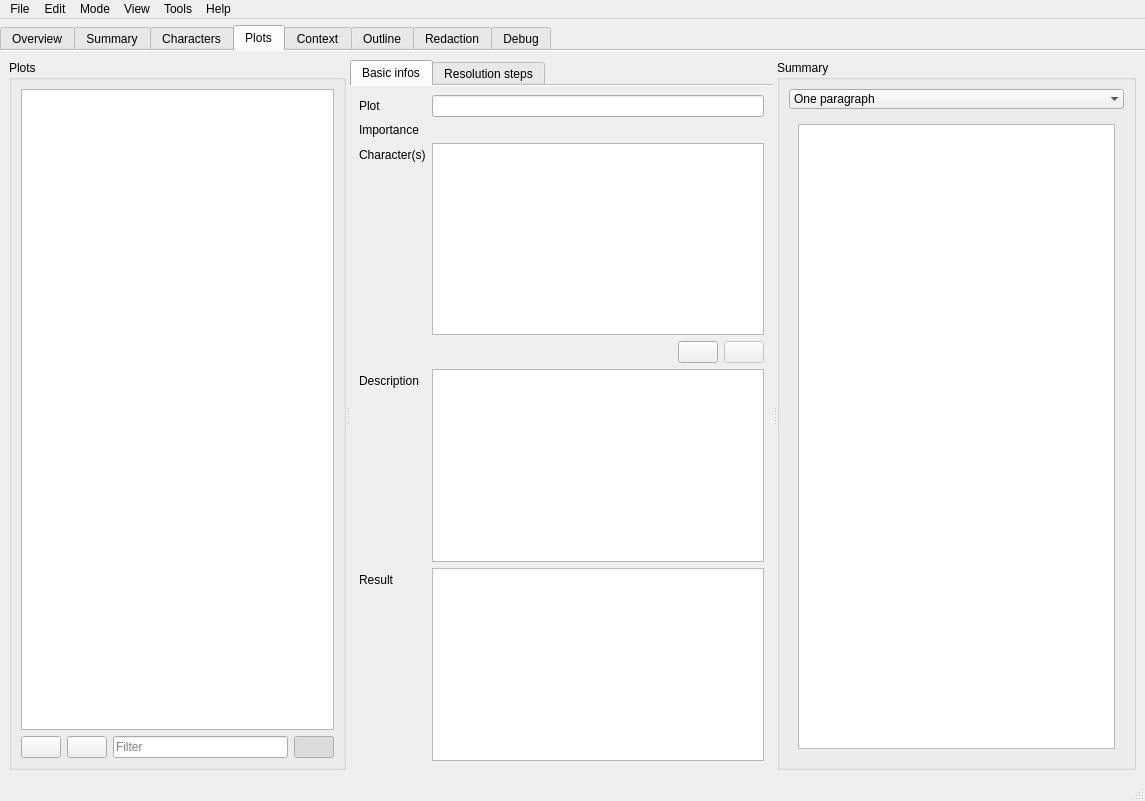
This is src/ui/mainWindow.ui in olivierkes/manuskript as Qt 5 draws it before an edit. The edited form follows.
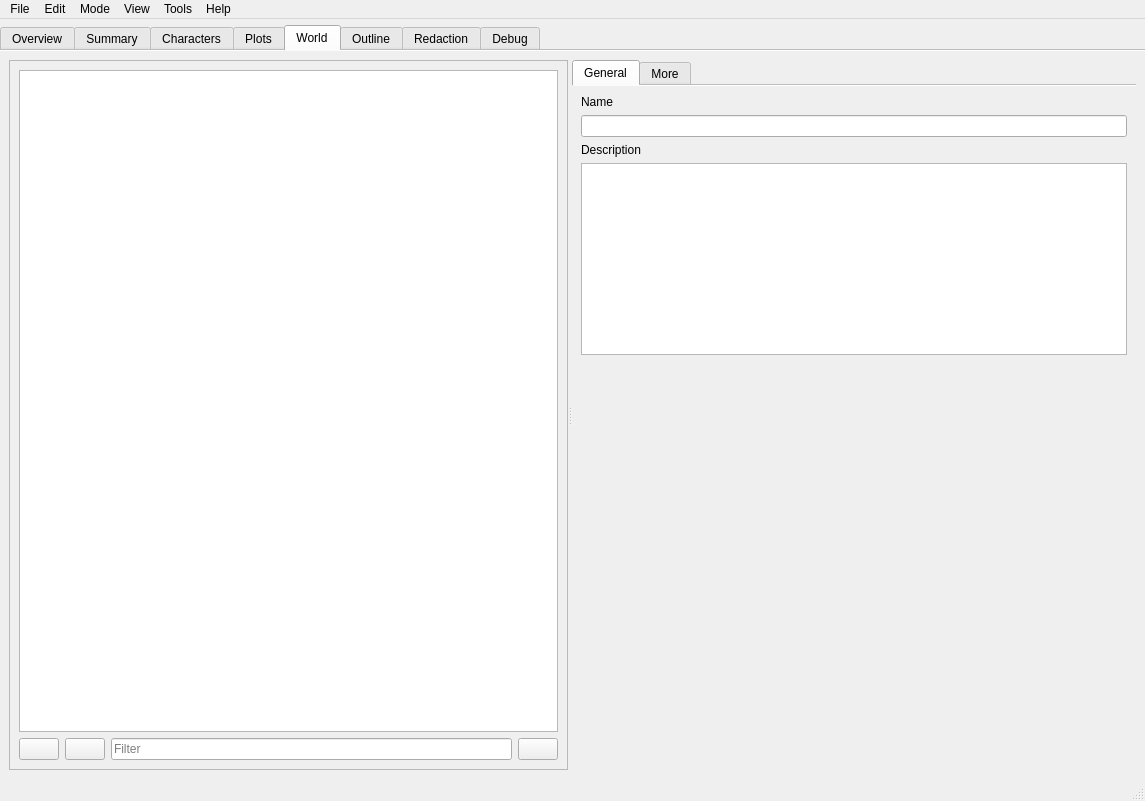
This is the edited form. The open tabs and pages were chosen to show the change. Icons and pictures are not drawn. Custom widgets are drawn as their Qt base class.

Commit message: World building and references improvements

Patch:
```diff
--- a/src/ui/mainWindow.ui
+++ b/src/ui/mainWindow.ui
@@ -109,7 +109,7 @@
         <item>
          <widget class="QTabWidget" name="tabMain">
           <property name="currentIndex">
-           <number>3</number>
+           <number>4</number>
           </property>
           <property name="documentMode">
            <bool>true</bool>
@@ -1367,10 +1367,168 @@
             </item>
            </layout>
           </widget>
-          <widget class="QWidget" name="tab_5">
+          <widget class="QWidget" name="lytTabContext">
            <attribute name="title">
-            <string>Context</string>
+            <string>World</string>
            </attribute>
+           <layout class="QVBoxLayout" name="verticalLayout_33">
+            <item>
+             <widget class="QSplitter" name="splitterWorld">
+              <property name="orientation">
+               <enum>Qt::Horizontal</enum>
+              </property>
+              <widget class="QFrame" name="frame_3">
+               <property name="frameShape">
+                <enum>QFrame::StyledPanel</enum>
+               </property>
+               <layout class="QVBoxLayout" name="verticalLayout_32">
+                <item>
+                 <widget class="QTreeView" name="treeWorld">
+                  <property name="editTriggers">
+                   <set>QAbstractItemView::EditKeyPressed</set>
+                  </property>
+                  <property name="selectionMode">
+                   <enum>QAbstractItemView::ExtendedSelection</enum>
+                  </property>
+                  <property name="indentation">
+                   <number>15</number>
+                  </property>
+                  <property name="rootIsDecorated">
+                   <bool>false</bool>
+                  </property>
+                  <attribute name="headerVisible">
+                   <bool>false</bool>
+                  </attribute>
+                  <attribute name="headerDefaultSectionSize">
+                   <number>0</number>
+                  </attribute>
+                 </widget>
+                </item>
+                <item>
+                 <layout class="QHBoxLayout" name="horizontalLayout_19">
+                  <item>
+                   <widget class="QPushButton" name="btnAddWorld">
+                    <property name="text">
+                     <string/>
+                    </property>
+                    <property name="icon">
+                     <iconset theme="list-add">
+                      <normaloff>../../../../../../../.designer/backup</normaloff>../../../../../../../.designer/backup</iconset>
+                    </property>
+                   </widget>
+                  </item>
+                  <item>
+                   <widget class="QPushButton" name="btnRmWorld">
+                    <property name="text">
+                     <string/>
+                    </property>
+                    <property name="icon">
+                     <iconset theme="list-remove">
+                      <normaloff>../../../../../../../.designer/backup</normaloff>../../../../../../../.designer/backup</iconset>
+                    </property>
+                   </widget>
+                  </item>
+                  <item>
+                   <widget class="QLineEdit" name="txtWorldFilter">
+                    <property name="placeholderText">
+                     <string>Filter</string>
+                    </property>
+                    <property name="clearButtonEnabled" stdset="0">
+                     <bool>true</bool>
+                    </property>
+                   </widget>
+                  </item>
+                  <item>
+                   <widget class="QPushButton" name="btnWorldEmptyData">
+                    <property name="toolTip">
+                     <string>Populates with empty data</string>
+                    </property>
+                    <property name="statusTip">
+                     <string>Populates with empty data</string>
+                    </property>
+                    <property name="text">
+                     <string/>
+                    </property>
+                    <property name="icon">
+                     <iconset theme="emblem-favorite"/>
+                    </property>
+                   </widget>
+                  </item>
+                 </layout>
+                </item>
+               </layout>
+              </widget>
+              <widget class="QTabWidget" name="tabWorld">
+               <property name="currentIndex">
+                <number>0</number>
+               </property>
+               <property name="documentMode">
+                <bool>true</bool>
+               </property>
+               <widget class="QWidget" name="tab_3">
+                <attribute name="title">
+                 <string>General</string>
+                </attribute>
+                <layout class="QFormLayout" name="formLayout_6">
+                 <property name="rowWrapPolicy">
+                  <enum>QFormLayout::WrapAllRows</enum>
+                 </property>
+                 <item row="0" column="0">
+                  <widget class="QLabel" name="label_30">
+                   <property name="text">
+                    <string>Name</string>
+                   </property>
+                  </widget>
+                 </item>
+                 <item row="0" column="1">
+                  <widget class="lineEditView" name="txtWorldName"/>
+                 </item>
+                 <item row="1" column="0">
+                  <widget class="QLabel" name="label_32">
+                   <property name="text">
+                    <string>Description</string>
+                   </property>
+                  </widget>
+                 </item>
+                 <item row="1" column="1">
+                  <widget class="textEditCompleter" name="txtWorldDescription"/>
+                 </item>
+                </layout>
+               </widget>
+               <widget class="QWidget" name="tab_4">
+                <attribute name="title">
+                 <string>More</string>
+                </attribute>
+                <layout class="QFormLayout" name="formLayout_7">
+                 <property name="rowWrapPolicy">
+                  <enum>QFormLayout::WrapAllRows</enum>
+                 </property>
+                 <item row="0" column="0">
+                  <widget class="QLabel" name="label_33">
+                   <property name="text">
+                    <string>Source of passion</string>
+                   </property>
+                  </widget>
+                 </item>
+                 <item row="0" column="1">
+                  <widget class="textEditCompleter" name="txtWorldPassion"/>
+                 </item>
+                 <item row="1" column="0">
+                  <widget class="QLabel" name="label_34">
+                   <property name="text">
+                    <string>Source of conflict</string>
+                   </property>
+                  </widget>
+                 </item>
+                 <item row="1" column="1">
+                  <widget class="textEditCompleter" name="txtWorldConflict"/>
+                 </item>
+                </layout>
+               </widget>
+              </widget>
+             </widget>
+            </item>
+           </layout>
           </widget>
           <widget class="QWidget" name="lytTabOutline">
            <attribute name="title">
@@ -2092,6 +2250,11 @@
    <header>ui.search.h</header>
    <container>1</container>
   </customwidget>
+  <customwidget>
+   <class>textEditCompleter</class>
+   <extends>QTextEdit</extends>
+   <header>ui.views.textEditCompleter.h</header>
+  </customwidget>
  </customwidgets>
  <resources/>
  <connections>
```
Left out of the diff: 16 changed lines with no effect on the pictures. The commit also changes 14 other files.
